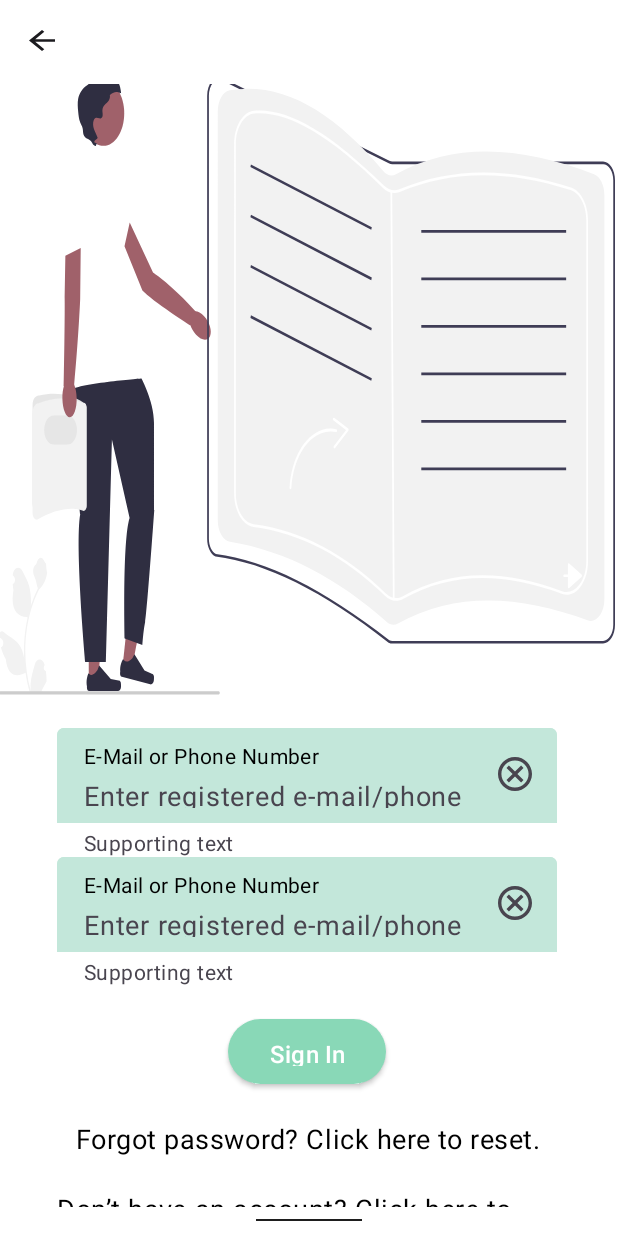
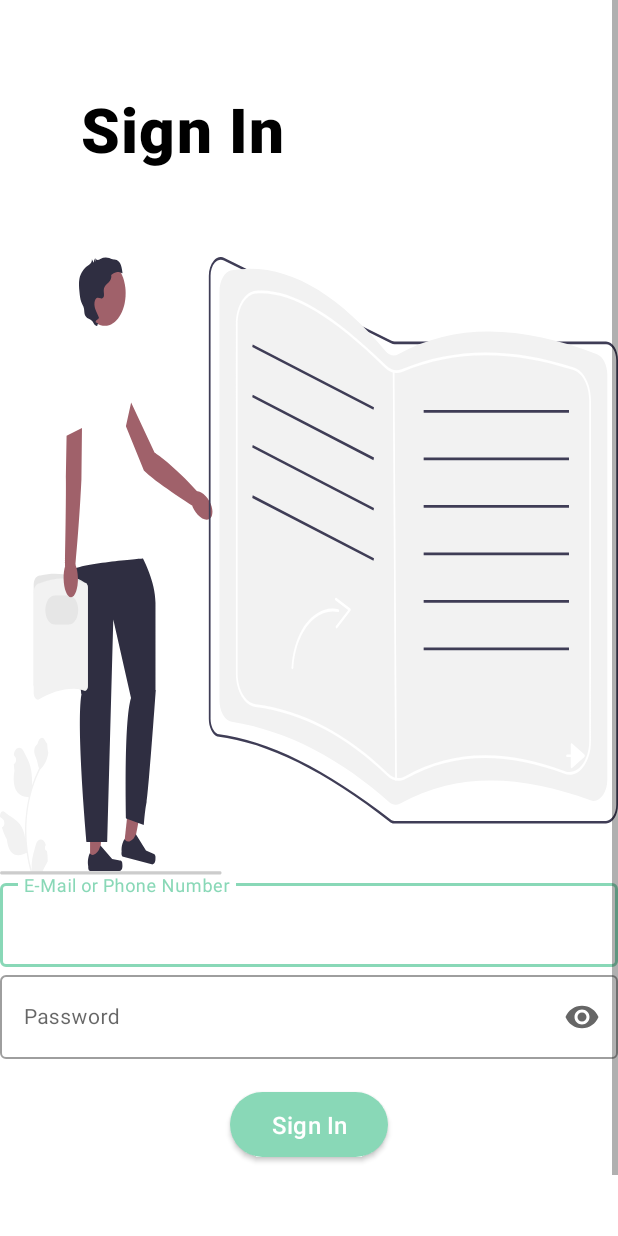
Before and after one commit to Detective-Khalifah/GradTrack, an Android app: the SignInScreenZeroActivity screen opened directly, with no data from a screen before it, on a phone screen of 412 x 824 dp. Run offline under Robolectric (Android 15) with nearby library versions, the phone set to English and light mode, and no system bars; our stand-ins replace data binding; 2 statements that could not run were skipped.

Commit message:
Correct activity_sign_in_screen_zero.xml

```diff
--- a/app/src/main/java/com/blogspot/thengnet/modules/forgotpasswordzero/data/model/ForgotPasswordZeroModel.kt
+++ b/app/src/main/java/com/blogspot/thengnet/modules/forgotpasswordzero/data/model/ForgotPasswordZeroModel.kt
@@ -8,12 +8,12 @@ data class ForgotPasswordZeroModel(
   /**
    * TODO Replace with dynamic value
    */
-  var txtLabeltext: String? = MyApp.getInstance().resources.getString(R.string.msg_e_mail_or_phone)
+  var txtLabeltext: String? = MyApp.getInstance().resources.getString(R.string.hint_e_mail_or_phone)
   ,
   /**
    * TODO Replace with dynamic value
    */
-  var txtInputtext: String? = MyApp.getInstance().resources.getString(R.string.msg_enter_registere)
+  var txtInputtext: String? = MyApp.getInstance().resources.getString(R.string.helper_enter_registered_email_or_phone_number)
   ,
   /**
    * TODO Replace with dynamic value
--- a/app/src/main/java/com/blogspot/thengnet/modules/signinscreenzero/data/model/Listcreatefromfra3RowModel.kt
+++ b/app/src/main/java/com/blogspot/thengnet/modules/signinscreenzero/data/model/Listcreatefromfra3RowModel.kt
@@ -8,12 +8,12 @@ data class Listcreatefromfra3RowModel(
   /**
    * TODO Replace with dynamic value
    */
-  var txtLabeltext: String? = MyApp.getInstance().resources.getString(R.string.msg_e_mail_or_phone)
+  var txtLabeltext: String? = MyApp.getInstance().resources.getString(R.string.hint_e_mail_or_phone)
   ,
   /**
    * TODO Replace with dynamic value
    */
-  var txtInputtext: String? = MyApp.getInstance().resources.getString(R.string.msg_enter_registere)
+  var txtInputtext: String? = MyApp.getInstance().resources.getString(R.string.helper_enter_registered_email_or_phone_number)
   ,
   /**
    * TODO Replace with dynamic value
--- a/app/src/main/java/com/blogspot/thengnet/modules/signinscreenzero/ui/SignInScreenZeroActivity.kt
+++ b/app/src/main/java/com/blogspot/thengnet/modules/signinscreenzero/ui/SignInScreenZeroActivity.kt
@@ -9,13 +9,9 @@ import com.blogspot.thengnet.R
 import com.blogspot.thengnet.appcomponents.base.BaseActivity
 import com.blogspot.thengnet.databinding.ActivitySignInScreenZeroBinding
 import com.blogspot.thengnet.modules.dashboardzero.ui.DashboardZeroActivity
-import com.blogspot.thengnet.modules.forgotpasswordzero.ui.ForgotPasswordZeroActivity
-import com.blogspot.thengnet.modules.signinscreenzero.`data`.model.Listcreatefromfra3RowModel
-import com.blogspot.thengnet.modules.signinscreenzero.`data`.viewmodel.SignInScreenZeroVM
+import com.blogspot.thengnet.modules.signinscreenzero.data.model.Listcreatefromfra3RowModel
+import com.blogspot.thengnet.modules.signinscreenzero.data.viewmodel.SignInScreenZeroVM
 import com.blogspot.thengnet.modules.signupscreenzero.ui.SignUpScreenZeroActivity
-import kotlin.Int
-import kotlin.String
-import kotlin.Unit
 
 class SignInScreenZeroActivity :
     BaseActivity<ActivitySignInScreenZeroBinding>(R.layout.activity_sign_in_screen_zero) {
@@ -23,19 +19,19 @@ class SignInScreenZeroActivity :
 
   override fun onInitialized(): Unit {
     viewModel.navArguments = intent.extras?.getBundle("bundle")
-    val listcreatefromfraAdapter =
-    ListcreatefromfraAdapter(viewModel.listcreatefromfraList.value?:mutableListOf())
-    binding.recyclerListcreatefromfra.adapter = listcreatefromfraAdapter
-    listcreatefromfraAdapter.setOnItemClickListener(
-    object : ListcreatefromfraAdapter.OnItemClickListener {
-      override fun onItemClick(view:View, position:Int, item : Listcreatefromfra3RowModel) {
-        onClickRecyclerListcreatefromfra(view, position, item)
-      }
-    }
-    )
-    viewModel.listcreatefromfraList.observe(this) {
-      listcreatefromfraAdapter.updateData(it)
-    }
+//    val listcreatefromfraAdapter =
+//    ListcreatefromfraAdapter(viewModel.listcreatefromfraList.value?:mutableListOf())
+//    binding.recyclerListcreatefromfra.adapter = listcreatefromfraAdapter
+//    listcreatefromfraAdapter.setOnItemClickListener(
+//    object : ListcreatefromfraAdapter.OnItemClickListener {
+//      override fun onItemClick(view:View, position:Int, item : Listcreatefromfra3RowModel) {
+//        onClickRecyclerListcreatefromfra(view, position, item)
+//      }
+//    }
+//    )
+//    viewModel.listcreatefromfraList.observe(this) {
+//      listcreatefromfraAdapter.updateData(it)
+//    }
     binding.signInScreenZeroVM = viewModel
   }
 
@@ -44,13 +40,13 @@ class SignInScreenZeroActivity :
       val destIntent = SignUpScreenZeroActivity.getIntent(this, null)
       startActivity(destIntent)
     }
-    binding.imageArrowleft.setOnClickListener {
-      finish()
-    }
-    binding.txtLanguage.setOnClickListener {
-      val destIntent = ForgotPasswordZeroActivity.getIntent(this, null)
-      startActivity(destIntent)
-    }
+//    binding.imageArrowleft.setOnClickListener {
+//      finish()
+//    }
+//    binding.txtLanguage.setOnClickListener {
+//      val destIntent = ForgotPasswordZeroActivity.getIntent(this, null)
+//      startActivity(destIntent)
+//    }
     binding.btnSignIn.setOnClickListener {
       val destIntent = DashboardZeroActivity.getIntent(this, null)
       startActivity(destIntent)
--- a/app/src/main/res/layout/activity_forgot_password_zero.xml
+++ b/app/src/main/res/layout/activity_forgot_password_zero.xml
@@ -58,7 +58,7 @@
                                 android:lineSpacingExtra="@dimen/_3pxh"
                                 android:singleLine="true"
                                 android:text="@{forgotPasswordZeroVM.forgotPasswordZeroModel.txtLabeltext}"
-                                style="@style/txtRobotoregular12_3" tools:text="@string/msg_e_mail_or_phone"/>
+                                style="@style/txtRobotoregular12_3" tools:text="@string/hint_e_mail_or_phone"/>
                             <TextView android:ellipsize="end"
                                 android:id="@+id/txtInputtext"
                                 android:layout_height="wrap_content"
@@ -68,7 +68,7 @@
                                 android:lineSpacingExtra="@dimen/_3pxh"
                                 android:singleLine="true"
                                 android:text="@{forgotPasswordZeroVM.forgotPasswordZeroModel.txtInputtext}"
-                                style="@style/txtRobotoregular16_2" tools:text="@string/msg_enter_registere"/>
+                                style="@style/txtRobotoregular16_2" tools:text="@string/helper_enter_registered_email_or_phone_number"/>
                         </LinearLayout>
                         <ImageView android:id="@+id/imageClose"
                             android:layout_height="@dimen/_20pxh"
--- a/app/src/main/res/layout/activity_sign_in_screen_zero.xml
+++ b/app/src/main/res/layout/activity_sign_in_screen_zero.xml
@@ -1,109 +1,178 @@
 <?xml version="1.0" encoding="UTF-8"?>
 <layout xmlns:android="http://schemas.android.com/apk/res/android"
-    xmlns:app="http://schemas.android.com/apk/res-auto" xmlns:tools="http://schemas.android.com/tools">
+    xmlns:app="http://schemas.android.com/apk/res-auto"
+    xmlns:tools="http://schemas.android.com/tools">
+
     <data>
-        <variable name="signInScreenZeroVM" type="com.blogspot.thengnet.modules.signinscreenzero.data.viewmodel.SignInScreenZeroVM"/>
+
+        <variable
+            name="signInScreenZeroVM"
+            type="com.blogspot.thengnet.modules.signinscreenzero.data.viewmodel.SignInScreenZeroVM" />
     </data>
-    <FrameLayout android:id="@+id/frameSignInScreen"
-        android:layout_height="match_parent"
-        android:layout_width="match_parent" style="@style/groupStylewhite_A700">
-        <LinearLayout android:id="@+id/linearColumnundrawaccessa"
-            android:layout_gravity="center"
+
+    <androidx.constraintlayout.widget.ConstraintLayout
+        android:id="@+id/frameSignInScreen"
+        style="@style/groupStylewhite_A700"
+        android:layout_width="match_parent"
+        android:layout_height="match_parent">
+
+        <!-- TODO: Use Appbar instead -->
+<!--        <androidx.appcompat.widget.Toolbar-->
+<!--            android:id="@+id/toolbarToolbar"-->
+<!--            style="@style/groupStylewhite_A700"-->
+<!--            android:layout_width="match_parent"-->
+<!--            android:layout_height="wrap_content"-->
+<!--            android:gravity="start"-->
+<!--            app:contentInsetStart="0dp">-->
+
+<!--            <ImageView-->
+<!--                android:id="@+id/imageArrowleft"-->
+<!--                android:layout_width="match_parent"-->
+<!--                android:layout_height="wrap_content"-->
+<!--                android:layout_marginStart="@dimen/_17pxh"-->
+<!--                android:layout_marginTop="@dimen/_14pxv"-->
+<!--                android:layout_marginEnd="@dimen/_328pxh"-->
+<!--                android:layout_marginBottom="@dimen/_20pxv"-->
+<!--                android:scaleType="fitXY"-->
+<!--                android:src="@drawable/img_arrowleft"-->
+<!--                tools:ignore="ContentDescription"-->
+<!--                tools:src="@drawable/img_arrowleft" />-->
+<!--        </androidx.appcompat.widget.Toolbar>-->
+
+        <ScrollView
+            android:layout_width="match_parent"
+            android:layout_height="match_parent"
+            app:layout_constraintBottom_toBottomOf="parent"
+            app:layout_constraintEnd_toEndOf="parent"
+            app:layout_constraintStart_toStartOf="parent"
+            app:layout_constraintTop_toTopOf="parent">
+
+
+        <LinearLayout
+            android:id="@+id/linearSignIn"
+            android:layout_width="match_parent"
             android:layout_height="wrap_content"
-            android:layout_marginBottom="@dimen/_25pxv"
-            android:layout_marginEnd="@dimen/_1pxh"
-            android:layout_marginTop="@dimen/_40pxv"
-            android:layout_width="match_parent" android:orientation="vertical">
-            <ImageView android:gravity="start"
+            android:orientation="vertical">
+
+            <TextView
+                android:id="@+id/txtSignIn"
+                style="@style/txtRobotoromancondensedblack36"
+                android:layout_width="wrap_content"
+                android:layout_height="wrap_content"
+                android:layout_gravity="top|start"
+                android:layout_marginStart="@dimen/_47pxh"
+                android:layout_marginTop="@dimen/_53pxv"
+                android:layout_marginEnd="@dimen/_47pxh"
+                android:layout_marginBottom="@dimen/_53pxv"
+                android:ellipsize="end"
+                android:letterSpacing="0.02"
+                android:lineSpacingExtra="@dimen/_7pxh"
+                android:singleLine="true"
+                android:text="@string/lbl_sign_in"
+                tools:text="@string/lbl_sign_in" />
+
+            <ImageView
                 android:id="@+id/imageUndrawaccessa"
+                android:layout_width="match_parent"
                 android:layout_height="@dimen/_360pxh"
-                android:layout_width="match_parent"
+                android:gravity="start"
                 android:scaleType="fitXY"
                 android:src="@drawable/img_undrawbooksre"
-                tools:ignore="ContentDescription" tools:src="@drawable/img_undrawbooksre"/>
-            <androidx.recyclerview.widget.RecyclerView
-                android:gravity="center_horizontal"
-                android:id="@+id/recyclerListcreatefromfra"
-                android:layout_height="wrap_content"
-                android:layout_marginEnd="@dimen/_34pxh"
+                tools:ignore="ContentDescription"
+                tools:src="@drawable/img_undrawbooksre" />
+
+            <com.google.android.material.textfield.TextInputLayout
+                style="@style/Widget.MaterialComponents.TextInputLayout.OutlinedBox"
+                android:layout_width="match_parent"
+                android:layout_height="@dimen/_56pxv"
+                android:hint="@string/hint_e_mail_or_phone"
+                app:helperText="@string/helper_enter_registered_email_or_phone_number"
+                app:endIconMode="clear_text">
+
+                <com.google.android.material.textfield.TextInputEditText
+                    style="@style/txtRobotoregular12"
+                    android:layout_width="match_parent"
+                    android:layout_height="match_parent"
+                    android:inputType="phone|textEmailAddress"
+                    android:letterSpacing="0.02"
+                    android:lineSpacingExtra="@dimen/_3pxh"
+                    android:singleLine="true"
+                    android:textAlignment="center"
+                    android:textAllCaps="true"
+                    android:textStyle="bold" />
+            </com.google.android.material.textfield.TextInputLayout>
+
+            <com.google.android.material.textfield.TextInputLayout
+                style="@style/Widget.MaterialComponents.TextInputLayout.OutlinedBox"
+                android:layout_width="match_parent"
+                android:layout_height="@dimen/_56pxv"
+                android:hint="@string/hint_password"
+                app:endIconMode="password_toggle">
+
+                <com.google.android.material.textfield.TextInputEditText
+                    style="@style/txtRobotoregular12"
+                    android:layout_width="match_parent"
+                    android:layout_height="match_parent"
+                    android:inputType="text|textPassword"
+                    android:letterSpacing="0.02"
+                    android:lineSpacingExtra="@dimen/_3pxh"
+                    android:singleLine="true"
+                    android:textAlignment="center"
+                    android:textAllCaps="true"
+                    android:textStyle="bold" />
+            </com.google.android.material.textfield.TextInputLayout>
+
+            <androidx.appcompat.widget.AppCompatButton
+                android:id="@+id/btnSignIn"
+                style="@style/btnSolidRounded"
+                android:layout_width="@dimen/_92pxh"
+                android:layout_height="@dimen/_40pxv"
+                android:layout_gravity="center_horizontal"
                 android:layout_marginStart="@dimen/_34pxh"
                 android:layout_marginTop="@dimen/_20pxv"
-                android:layout_width="match_parent"
-                android:orientation="vertical"
-                app:layoutManager="androidx.recyclerview.widget.LinearLayoutManager"
-                itemSpace="@{@dimen/_9pxh}" tools:itemCount="2" tools:listitem="@layout/row_listcreatefromfra3"/>
-            <androidx.appcompat.widget.AppCompatButton
-                android:ellipsize="end" android:gravity="center"
-                android:id="@+id/btnSignIn"
-                android:layout_gravity="center_horizontal"
-                android:layout_height="@dimen/_40pxv"
                 android:layout_marginEnd="@dimen/_34pxh"
-                android:layout_marginStart="@dimen/_34pxh"
-                android:layout_marginTop="@dimen/_20pxv"
-                android:layout_width="@dimen/_92pxh"
+                android:ellipsize="end"
+                android:gravity="center"
                 android:letterSpacing="0.01"
                 android:lineSpacingExtra="@dimen/_3pxh"
-                android:paddingBottom="@dimen/_11pxv"
-                android:paddingEnd="@dimen/_24pxh"
-                android:paddingStart="@dimen/_24pxh"
-                android:paddingTop="@dimen/_11pxv"
                 android:singleLine="true"
                 android:text="@string/lbl_sign_in"
                 android:textAllCaps="false"
-                style="@style/btnSolidRounded" tools:text="@string/lbl_sign_in"/>
-            <TextView android:ellipsize="end"
-                android:gravity="center_horizontal"
+                tools:text="@string/lbl_sign_in" />
+
+            <TextView
                 android:id="@+id/txtLanguage"
+                style="@style/txtRobotoromanregular16"
+                android:layout_width="match_parent"
                 android:layout_height="wrap_content"
-                android:layout_marginEnd="@dimen/_34pxh"
                 android:layout_marginStart="@dimen/_34pxh"
                 android:layout_marginTop="@dimen/_22pxv"
-                android:layout_width="match_parent"
+                android:layout_marginEnd="@dimen/_34pxh"
+                android:ellipsize="end"
+                android:gravity="center_horizontal"
                 android:letterSpacing="0.02"
                 android:lineSpacingExtra="@dimen/_3pxh"
                 android:singleLine="true"
                 android:text="@{signInScreenZeroVM.signInScreenZeroModel.txtLanguage}"
-                style="@style/txtRobotoromanregular16" tools:text="@string/msg_forgot_password"/>
-            <TextView android:gravity="start"
+                tools:text="@string/msg_forgot_password" />
+
+            <TextView
                 android:id="@+id/txtConfirmation"
+                style="@style/txtRobotoromanregular16"
+                android:layout_width="match_parent"
                 android:layout_height="wrap_content"
-                android:layout_marginEnd="@dimen/_34pxh"
                 android:layout_marginStart="@dimen/_34pxh"
                 android:layout_marginTop="@dimen/_20pxv"
-                android:layout_width="match_parent"
+                android:layout_marginEnd="@dimen/_34pxh"
+                android:gravity="start"
                 android:letterSpacing="0.02"
                 android:lineSpacingExtra="@dimen/_4pxh"
                 android:text="@{signInScreenZeroVM.signInScreenZeroModel.txtConfirmation}"
-                style="@style/txtRobotoromanregular16" tools:text="@string/msg_don_t_have_an_a"/>
+                tools:text="@string/msg_don_t_have_an_a" />
         </LinearLayout>
-        <LinearLayout android:id="@+id/linearColumnarrowleft"
-            android:layout_gravity="start"
-            android:layout_height="wrap_content"
-            android:layout_marginBottom="@dimen/_9pxv"
-            android:layout_width="match_parent" android:orientation="vertical">
-            <androidx.appcompat.widget.Toolbar android:gravity="start"
-                android:id="@+id/toolbarToolbar"
-                android:layout_height="wrap_content"
-                android:layout_width="match_parent"
-                app:contentInsetStart="0dp" style="@style/groupStylewhite_A700">
-                <ImageView android:id="@+id/imageArrowleft"
-                    android:layout_height="wrap_content"
-                    android:layout_marginBottom="@dimen/_20pxv"
-                    android:layout_marginEnd="@dimen/_328pxh"
-                    android:layout_marginStart="@dimen/_17pxh"
-                    android:layout_marginTop="@dimen/_14pxv"
-                    android:layout_width="match_parent"
-                    android:scaleType="fitXY"
-                    android:src="@drawable/img_arrowleft"
-                    tools:ignore="ContentDescription" tools:src="@drawable/img_arrowleft"/>
-            </androidx.appcompat.widget.Toolbar>
-            <View android:background="@drawable/rectangle_bg_gray_900"
-                android:id="@+id/lineHome"
-                android:layout_gravity="center_horizontal"
-                android:layout_height="@dimen/_1pxv"
-                android:layout_marginEnd="@dimen/_148pxh"
-                android:layout_marginStart="@dimen/_148pxh"
-                android:layout_marginTop="@dimen/_694pxv" android:layout_width="@dimen/_62pxh"/>
-        </LinearLayout>
-    </FrameLayout>
+
+        </ScrollView>
+
+    </androidx.constraintlayout.widget.ConstraintLayout>
+
 </layout>
--- a/app/src/main/res/layout/row_listcreatefromfra3.xml
+++ b/app/src/main/res/layout/row_listcreatefromfra3.xml
@@ -42,7 +42,7 @@
                             android:lineSpacingExtra="@dimen/_3pxh"
                             android:singleLine="true"
                             android:text="@{listcreatefromfra3RowModel.txtLabeltext}"
-                            style="@style/txtRobotoregular12_3" tools:text="@string/msg_e_mail_or_phone"/>
+                            style="@style/txtRobotoregular12_3" tools:text="@string/hint_e_mail_or_phone"/>
                         <TextView android:ellipsize="end"
                             android:id="@+id/txtInputtext"
                             android:layout_height="wrap_content"
@@ -52,7 +52,7 @@
                             android:lineSpacingExtra="@dimen/_3pxh"
                             android:singleLine="true"
                             android:text="@{listcreatefromfra3RowModel.txtInputtext}"
-                            style="@style/txtRobotoregular16_2" tools:text="@string/msg_enter_registere"/>
+                            style="@style/txtRobotoregular16_2" tools:text="@string/helper_enter_registered_email_or_phone_number"/>
                     </LinearLayout>
                     <ImageView android:id="@+id/imageClose"
                         android:layout_height="@dimen/_20pxh"
--- a/app/src/main/res/values/strings.xml
+++ b/app/src/main/res/values/strings.xml
@@ -61,6 +61,10 @@
     <string name="hint_password">Password</string>
     <string name="hint_confirm_password">Confirm Password</string>
 
+    <!-- Sign In Form -->
+    <string name="hint_e_mail_or_phone">E-Mail or Phone Number</string>
+    <string name="helper_enter_registered_email_or_phone_number">Enter registered e-mail/phone</string>
+
 
 
     <string name="lbl_country">Country</string>
@@ -68,7 +72,6 @@
     <string name="lbl_5th">5th</string>
     <string name="msg_the_university">The University | 400 Level Student</string>
     <string name="lbl_failed_courses">Failed Courses</string>
-    <string name="msg_enter_registere">Enter registered e-mail/phone</string>
     <string name="lbl_academic_years">Academic Years</string>
     <string name="lbl_sign_in">Sign In</string>
     <string name="lbl_2nd">2nd</string>
@@ -135,7 +138,6 @@ Morbi in in facilisis adipiscing pulvinar et placerat. Cras.</string>
     <string name="lbl_csc100">CSC100</string>
     <string name="msg_interdum_ultric">Interdum ultrices urna ut.</string>
     <string name="lbl_john_doe">John Doe</string>
-    <string name="msg_e_mail_or_phone">E-Mail or Phone Number</string>
     <string name="msg_networking_ht">Networking - HTML5, CSS3, JS</string>
     <string name="lbl_part_3">Part 3</string>
     <string name="msg_vitae_nec_leo_c">Vitae nec leo cras egestas.</string>
```
